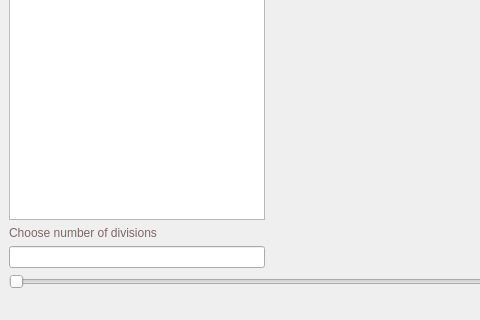
First picture: the form in GeneticPuzzle/Genetic-Image-GUI/Genetic-GUI/mainwindow.ui, repository joseff01/AED2-P2-Let-s-Play, before the edit; both pictures show x 0 to 480 and y 280 to 600 of the 800 by 600 pixel window.
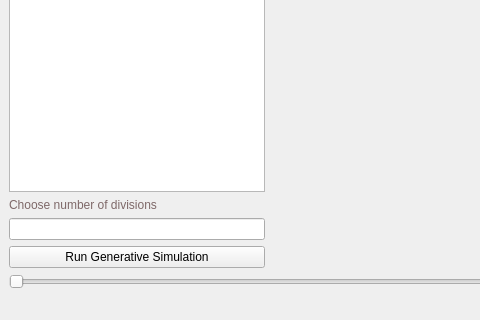
Second picture: the form after the edit.

Commit message: Added button for client to send request to server, and made server return the amount of generations to client to adjust bar size

```diff
--- a/GeneticPuzzle/Genetic-Image-GUI/Genetic-GUI/mainwindow.ui
+++ b/GeneticPuzzle/Genetic-Image-GUI/Genetic-GUI/mainwindow.ui
@@ -20,9 +20,13 @@
       <item>
        <layout class="QHBoxLayout" name="horizontalLayout" stretch="0,6">
         <item>
-         <layout class="QVBoxLayout" name="verticalLayout" stretch="5,0,0">
+         <layout class="QVBoxLayout" name="verticalLayout" stretch="5,0,0,0">
           <item>
-           <widget class="QListWidget" name="listWidget"/>
+           <widget class="QListWidget" name="listWidget">
+            <property name="enabled">
+             <bool>true</bool>
+            </property>
+           </widget>
           </item>
           <item>
            <widget class="QLabel" name="label_2">
@@ -41,6 +45,13 @@
             </property>
            </widget>
           </item>
+          <item>
+           <widget class="QPushButton" name="pushButton">
+            <property name="text">
+             <string>Run Generative Simulation</string>
+            </property>
+           </widget>
+          </item>
          </layout>
         </item>
         <item>
```
Left out of the diff: 2 changed lines with no effect on the pictures. The commit also changes 5 other files.
